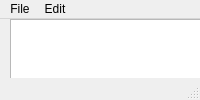
The window that guis/financial.ui (Rightside-Two-0/Rightside_Two.0) describes before a commit, drawn with Qt 5.
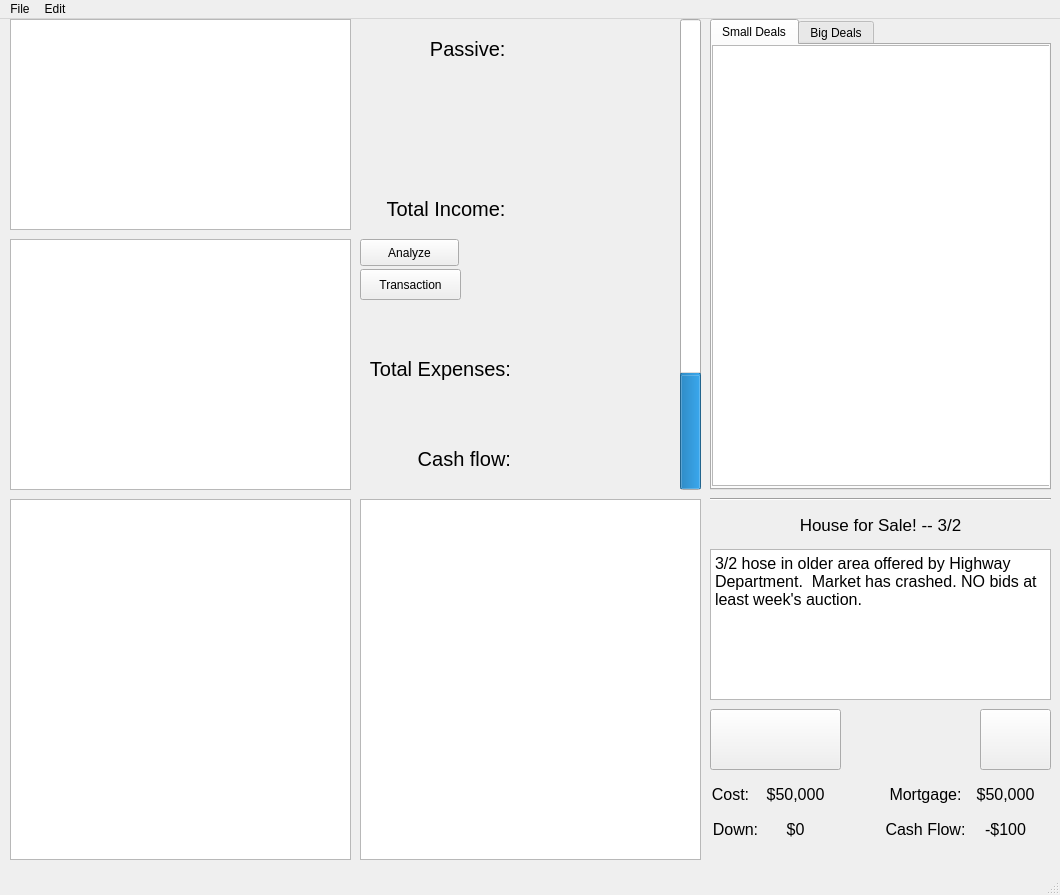
The same window after the commit. Icons and pictures are not drawn.

Patch:
```diff
--- a/guis/financial.ui
+++ b/guis/financial.ui
@@ -7,7 +7,7 @@
     <x>0</x>
     <y>0</y>
     <width>1060</width>
-    <height>0</height>
+    <height>895</height>
    </rect>
   </property>
   <property name="windowTitle">
```
